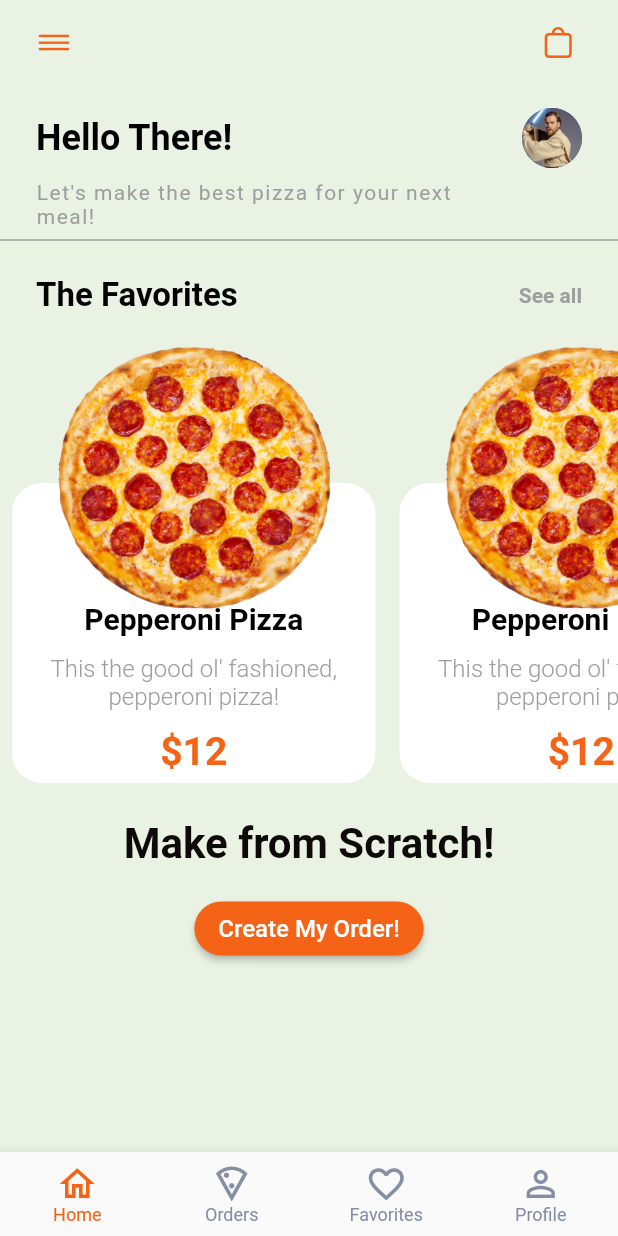
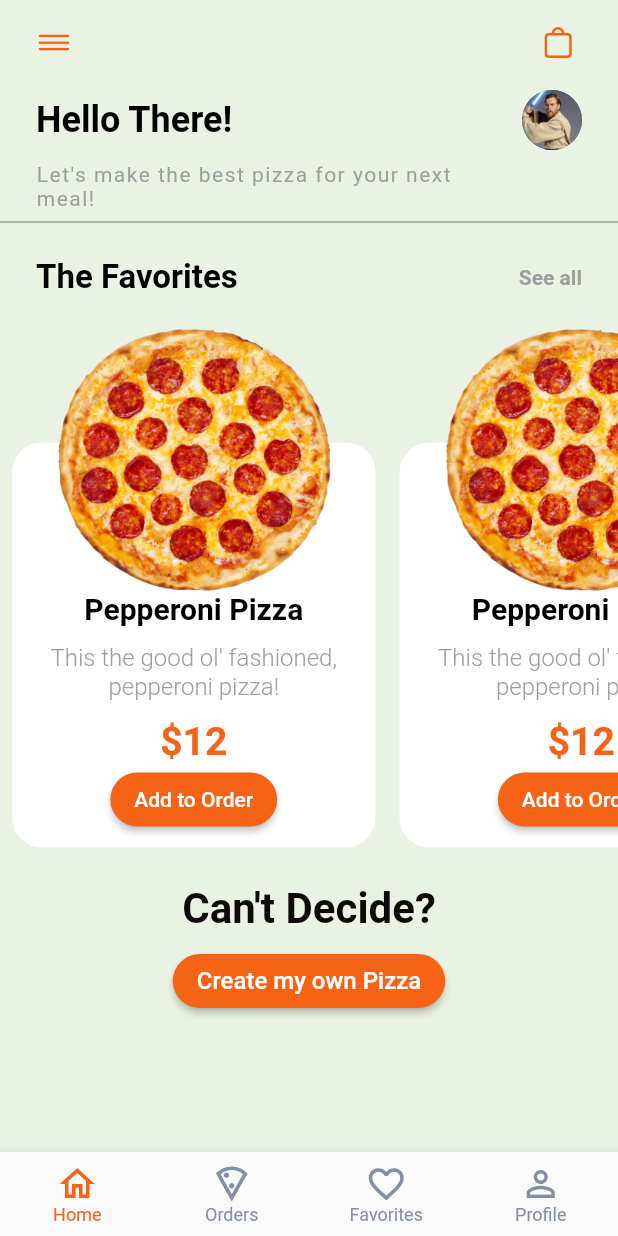
Before and after one commit to mjhamm/pizza_order_flutter, a Flutter app: the screen it shows after launch, on a phone screen of 412 x 824 dp. Run offline on Flutter 3.47's test engine with Material 2 defaults, Android fonts, the phone set to English and light mode, and no system bars.

```diff
--- a/lib/favorites_item.dart
+++ b/lib/favorites_item.dart
@@ -21,7 +21,7 @@ class FavoritesItem extends StatelessWidget {
             Align(
               alignment: Alignment.bottomCenter,
               child: Container(
-                height: 200,
+                height: 270,
                 width: double.infinity,
                 decoration: BoxDecoration(
                   color: Colors.white,
@@ -53,13 +53,31 @@ class FavoritesItem extends StatelessWidget {
                       ),
                     ),
                     Padding(
-                      padding: const EdgeInsets.only(top: 12.0, bottom: 6.0),
+                      padding: const EdgeInsets.only(top: 12.0),
                       child: Text(
                         '\$$price',
                         style: TextStyle(
                           color: CustomColors.orange,
                           fontSize: 26,
                           fontWeight: FontWeight.bold
+                        ),
+                      ),
+                    ),
+                    Padding(
+                      padding: const EdgeInsets.only(bottom: 8.0),
+                      child: ElevatedButton(
+                        style: ElevatedButton.styleFrom(
+                          primary: CustomColors.orange,
+                          shape: RoundedRectangleBorder(
+                            borderRadius: BorderRadius.circular(20)
+                          )
+                        ),
+                        onPressed: () {},
+                        child: Text(
+                          'Add to Order',
+                          style: TextStyle(
+                            color: Colors.white,
+                          ),
                         ),
                       ),
                     )
--- a/lib/home_screen.dart
+++ b/lib/home_screen.dart
@@ -11,10 +11,12 @@ class HomeScreen extends StatefulWidget {
 class _HomeScreenState extends State<HomeScreen> {
   @override
   Widget build(BuildContext context) {
-    return Column(
+    return SingleChildScrollView(
+      physics: BouncingScrollPhysics(),
+      child: Column(
         children: [
           Padding(
-          padding: const EdgeInsets.only(top: 16.0, left: 24, right: 24),
+            padding: const EdgeInsets.only(top: 4.0, left: 24, right: 24),
             child: Row(
               mainAxisAlignment: MainAxisAlignment.spaceBetween,
               children: [
@@ -76,8 +78,9 @@ class _HomeScreenState extends State<HomeScreen> {
             ),
           ),
           Container(
-          height: 320,
+            height: 375,
             child: ListView.builder(
+              physics: BouncingScrollPhysics(),
               addRepaintBoundaries: false,
               scrollDirection: Axis.horizontal,
               itemCount: 6,
@@ -87,11 +90,14 @@ class _HomeScreenState extends State<HomeScreen> {
             ),
           ),
           Padding(
-          padding: const EdgeInsets.only(top: 16.0, bottom: 16.0),
+            padding: const EdgeInsets.only(top: 16.0, bottom: 8.0),
             child: Align(
               alignment: Alignment.center,
+              child: Padding(
+                padding: const EdgeInsets.symmetric(horizontal: 16.0),
                 child: Text(
-              'Make from Scratch!',
+                  'Can\'t Decide?',
+                  textAlign: TextAlign.center,
                   style: TextStyle(
                     color: CustomColors.smokey,
                     fontSize: 28,
@@ -100,7 +106,10 @@ class _HomeScreenState extends State<HomeScreen> {
                 ),
               ),
             ),
-        ElevatedButton(
+          ),
+          Padding(
+            padding: const EdgeInsets.only(bottom: 16.0),
+            child: ElevatedButton(
               onPressed: () {},
               style: ElevatedButton.styleFrom(
                 primary: CustomColors.orange,
@@ -109,14 +118,16 @@ class _HomeScreenState extends State<HomeScreen> {
                 )
               ),
               child: Text(
-            'Create My Order!',
+                'Create my own Pizza',
                 style: TextStyle(
                   color: Colors.white,
                   fontSize: 16
                 ),
               )
             ),
+          ),
         ],
+      ),
     );
   }
 }
```
Lines whose indentation alone changed are shown as unchanged.
